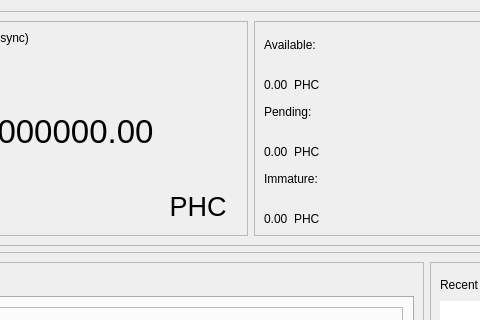
Old version of the form src/qt/forms/overviewpage.ui in the repository phonecoin-PHON/PhoneCoinCore; both pictures show x 107 to 587 and y 0 to 320 of the 1067 by 650 pixel window.
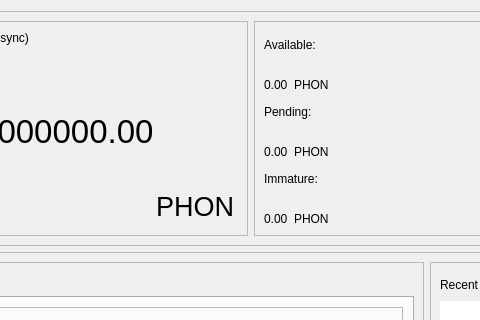
New version of the form.

Commit message: change from PHC to PHON

Diff of the .ui file:
```diff
--- a/src/qt/forms/overviewpage.ui
+++ b/src/qt/forms/overviewpage.ui
@@ -251,7 +251,7 @@
                   <cursorShape>PointingHandCursor</cursorShape>
                  </property>
                  <property name="text">
-                  <string>PHC</string>
+                  <string>PHON</string>
                  </property>
                  <property name="flat">
                   <bool>true</bool>
@@ -310,7 +310,7 @@
                <item>
                 <widget class="QLabel" name="label_PhoneCoin2">
                  <property name="text">
-                  <string>PHC</string>
+                  <string>PHON</string>
                  </property>
                  <property name="alignment">
                   <set>Qt::AlignBottom|Qt::AlignLeading|Qt::AlignLeft</set>
@@ -354,7 +354,7 @@
                <item>
                 <widget class="QLabel" name="label_PhoneCoin3">
                  <property name="text">
-                  <string>PHC</string>
+                  <string>PHON</string>
                  </property>
                  <property name="alignment">
                   <set>Qt::AlignBottom|Qt::AlignLeading|Qt::AlignLeft</set>
@@ -398,7 +398,7 @@
                <item>
                 <widget class="QLabel" name="label_PhoneCoin4">
                  <property name="text">
-                  <string>PHC</string>
+                  <string>PHON</string>
                  </property>
                  <property name="alignment">
                   <set>Qt::AlignBottom|Qt::AlignLeading|Qt::AlignLeft</set>
```
The commit also changes 11 other files.
